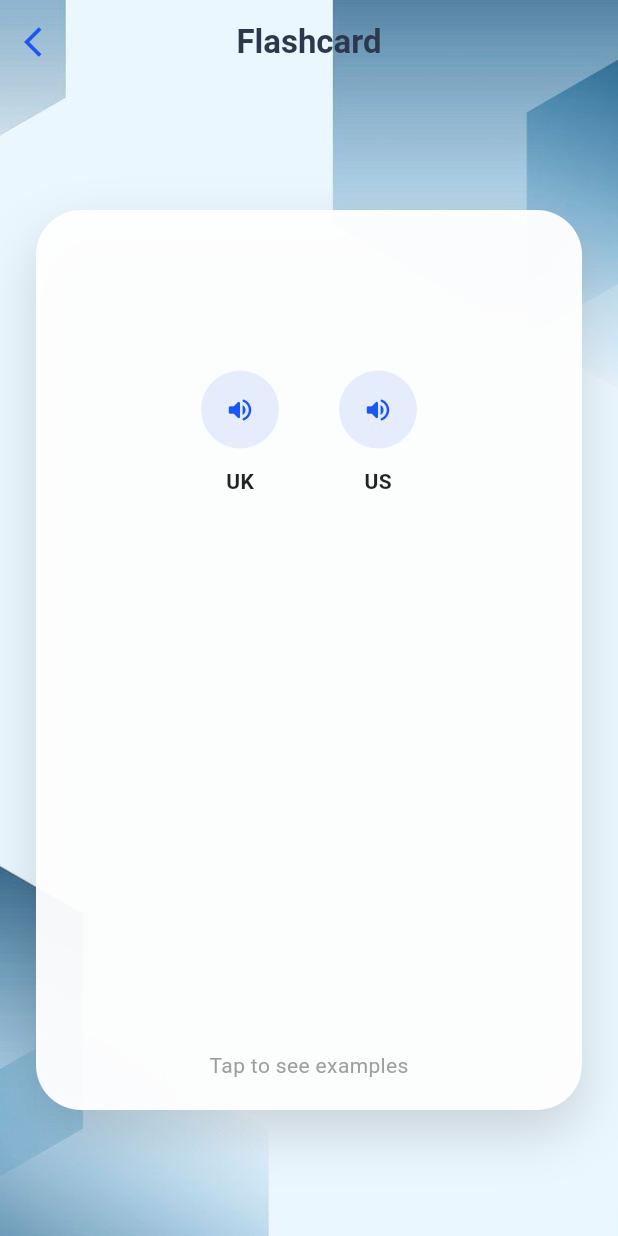
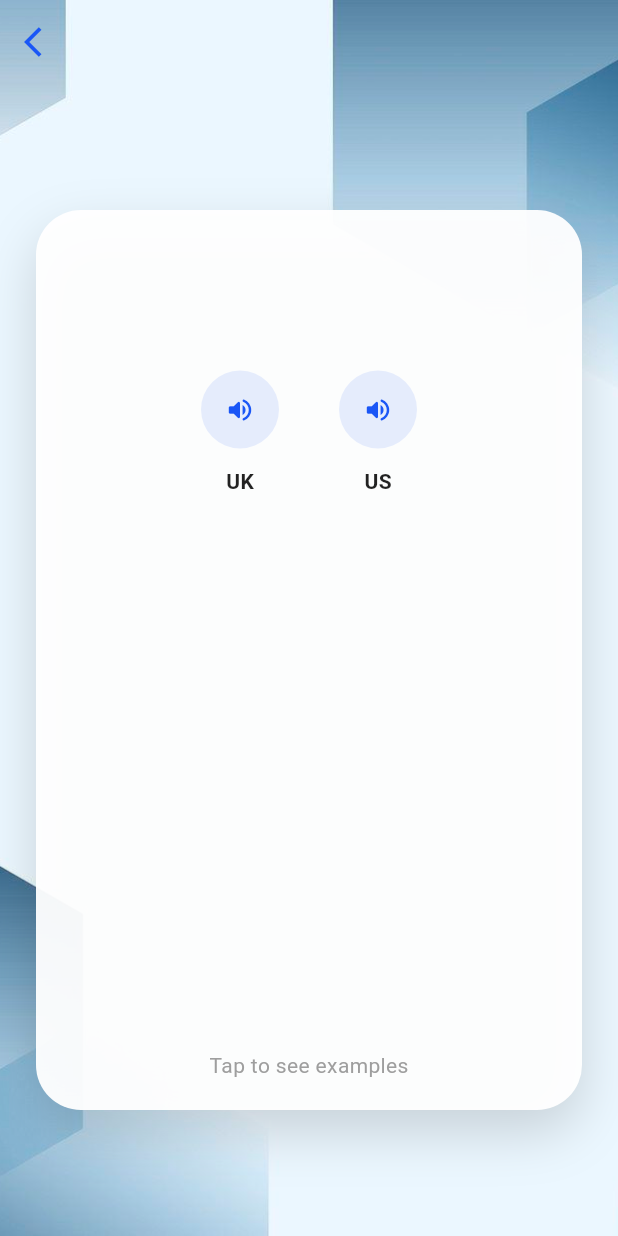
Before and after one commit to hoangtuannguyen2212/englishlearningapp, a Flutter app: the FlashcardScreen screen opened directly with empty values, on a phone screen of 412 x 824 dp. Run offline on Flutter 3.47's test engine with Material 3 defaults, Android fonts, the phone set to English and light mode, and no system bars; our stand-ins replace audioplayers, cloud_firestore, firebase_auth, firebase_core; accounts and stored records are empty.

Commit message:
delete title

```diff
--- a/lib/flashcard_screen.dart
+++ b/lib/flashcard_screen.dart
@@ -75,7 +75,7 @@ class _FlashcardScreenState extends State<FlashcardScreen> with SingleTickerProv
           icon: const Icon(Icons.arrow_back_ios, color: Color(0xFF1A56F6)),
           onPressed: () => Navigator.pop(context),
         ),
-        title: const Text('Flashcard', style: TextStyle(color: Color(0xFF2E384D), fontWeight: FontWeight.bold)),
+
         centerTitle: true,
       ),
       //Bọc toàn bộ Body bằng Container chứa hình nền
```
